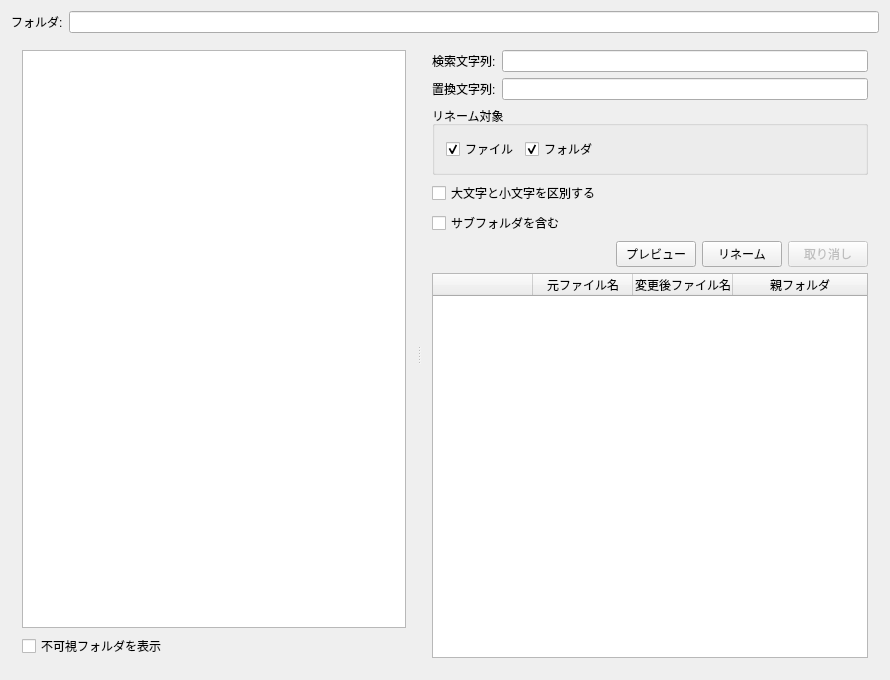
First picture: the form in RenamerGUI/mainwindow.ui, repository eighttails/bRenamer, before the edit.
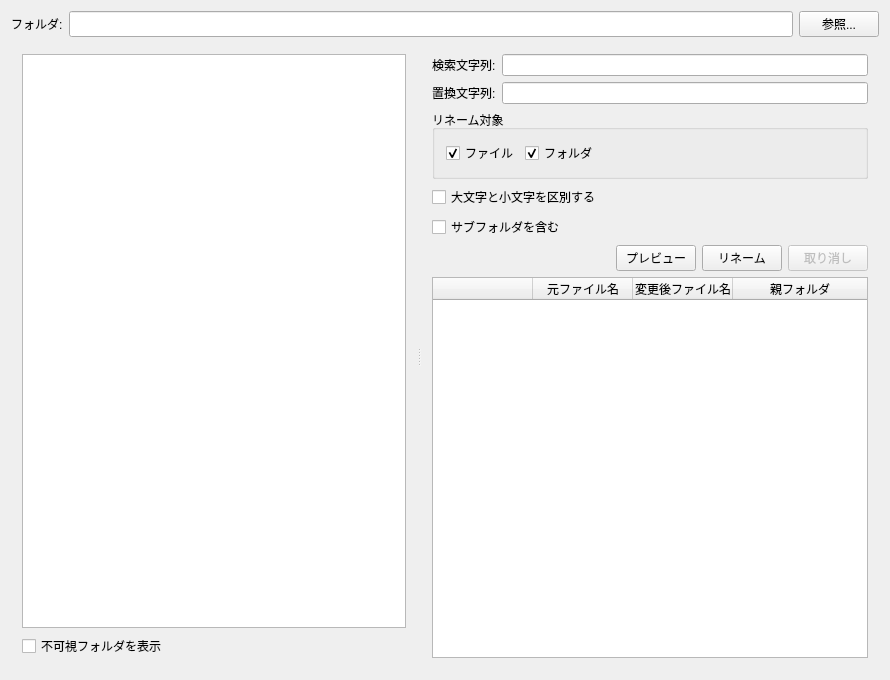
Second picture: the form after the edit.

Commit message: ディレクトリ参照ボタンを追加

What changed in the file:
```diff
--- a/RenamerGUI/mainwindow.ui
+++ b/RenamerGUI/mainwindow.ui
@@ -16,18 +16,18 @@
   <widget class="QWidget" name="centralWidget">
    <layout class="QVBoxLayout" name="verticalLayout_4">
     <item>
-     <layout class="QFormLayout" name="formLayout">
-      <item row="0" column="0">
+     <layout class="QHBoxLayout" name="horizontalLayout_2">
+      <item>
        <widget class="QLabel" name="label">
         <property name="text">
          <string>フォルダ:</string>
         </property>
        </widget>
       </item>
-      <item row="0" column="1">
+      <item>
        <widget class="QLineEdit" name="lineEditPath">
         <property name="sizePolicy">
-         <sizepolicy hsizetype="Preferred" vsizetype="Minimum">
+         <sizepolicy hsizetype="MinimumExpanding" vsizetype="Minimum">
           <horstretch>0</horstretch>
           <verstretch>0</verstretch>
          </sizepolicy>
@@ -37,6 +37,13 @@
         </property>
        </widget>
       </item>
+      <item>
+       <widget class="QPushButton" name="pushButtonOpenFolder">
+        <property name="text">
+         <string>参照...</string>
+        </property>
+       </widget>
+      </item>
      </layout>
     </item>
     <item>
```
The commit also changes 2 other files.
